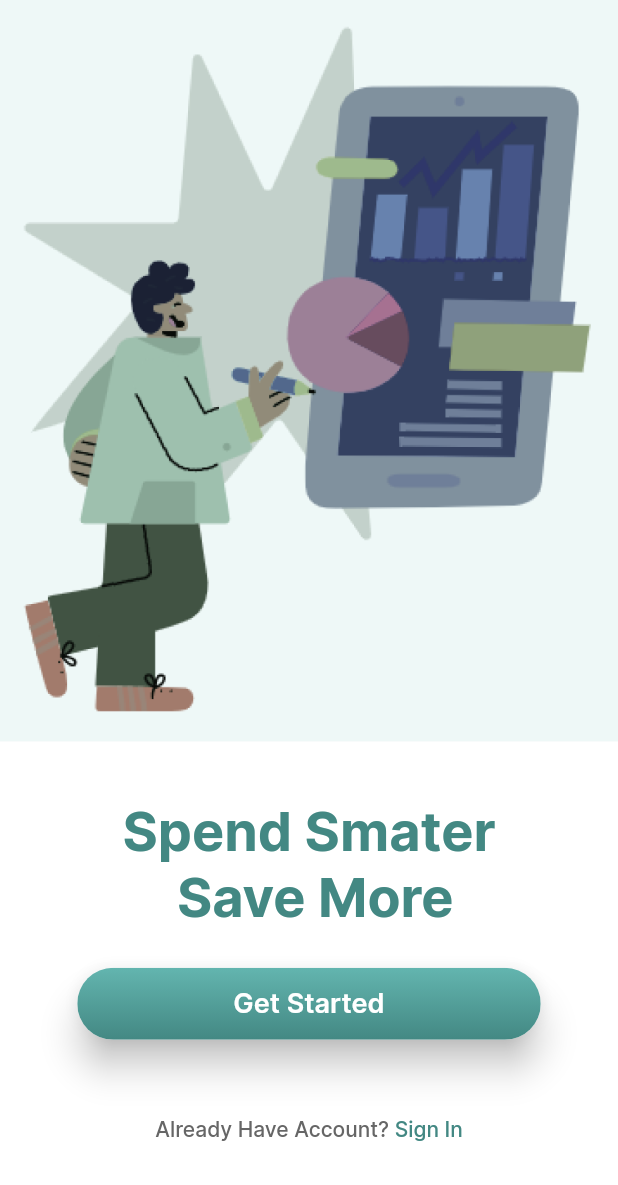
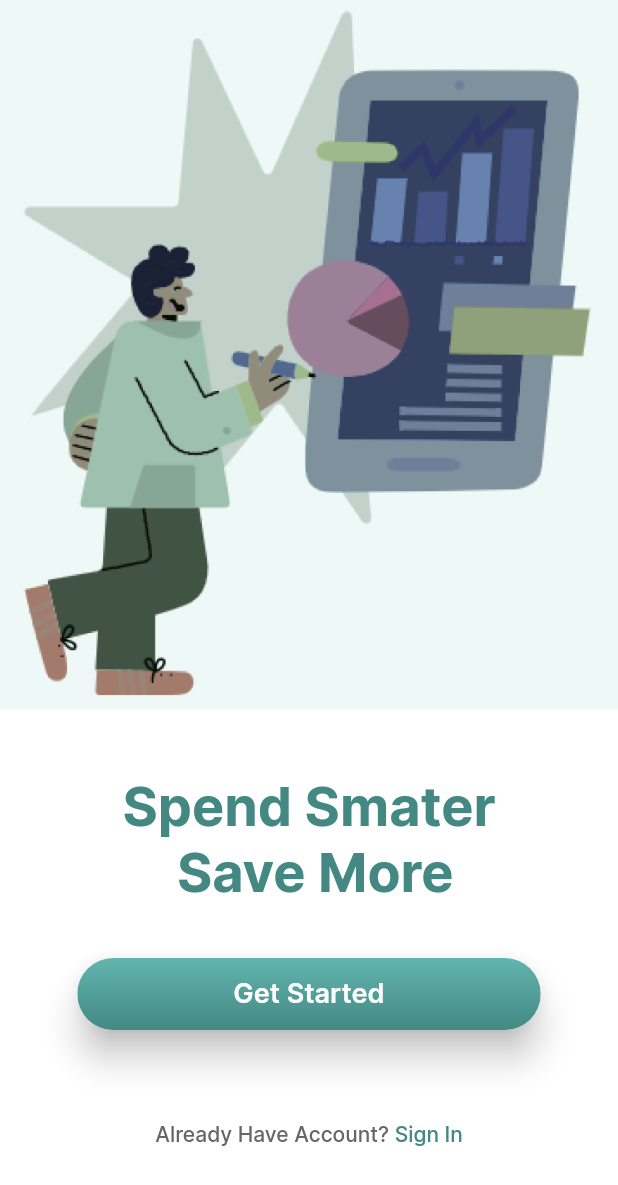
Before and after one commit to thak1996/flutter_financy_app, a Flutter app: the OnBoardingPage screen opened directly, on a phone screen of 412 x 824 dp. Shown: the top 1185 px of the screen. Run offline on Flutter 3.47's test engine with Material 2 defaults, Android fonts, the light colour scheme and no system bars.

Commit message:
navegação

```diff
--- /dev/null
+++ b/lib/app/common/constants/routes.dart
@@ -0,0 +1,7 @@
+class NamedRoute {
+  NamedRoute._();
+
+  static const String initial = "/";
+  static const String splash = "/splash/";
+  static const String signUp = "/sign_up/";
+}
--- a/lib/app/common/widgets/custom_bottom_sheet.dart
+++ b/lib/app/common/widgets/custom_bottom_sheet.dart
@@ -9,6 +9,7 @@ Future<void> customModalBottomSheet(
   required String content,
   required String buttonText,
   VoidCallback? onPressed,
+  TextAlign? textAlign,
 }) {
   return showModalBottomSheet<void>(
     context: context,
@@ -38,6 +39,7 @@ Future<void> customModalBottomSheet(
                 horizontal: 32.0,
               ),
               child: Text(
+                textAlign: textAlign ?? TextAlign.start,
                 content,
                 style: AppTextStyles.mediumText18.copyWith(
                   color: AppColors.greenOne,
--- a/lib/app/services/mock_auth_service.dart
+++ b/lib/app/services/mock_auth_service.dart
@@ -17,7 +17,7 @@ class MockAuthService implements AuthService {
     await Future.delayed(const Duration(seconds: 2));
     try {
       if (password.startsWith('123')) {
-        throw Exception('Senha insegura.');
+        throw Exception();
       }
       return UserModel(
         id: email.hashCode,
@@ -26,7 +26,7 @@ class MockAuthService implements AuthService {
       );
     } catch (e) {
       if (password.startsWith('123')) {
-        throw 'Senha insegura. Digite uma senha forte';
+        throw 'Senha insegura. Digite uma senha forte.';
       }
       throw 'Não foi possível criar sua conta nesse momento. Tente mais tarde.';
     }
--- a/lib/app/view/authentication/onboarding/onboarding_page.dart
+++ b/lib/app/view/authentication/onboarding/onboarding_page.dart
@@ -1,7 +1,9 @@
 import 'package:flutter_financy_app/app/common/constants/app_colors.dart';
 import 'package:flutter_financy_app/app/common/constants/app_text_styles.dart';
+import 'package:flutter_financy_app/app/common/constants/routes.dart';
 import 'package:flutter_financy_app/app/common/widgets/multi_text_button.dart';
 import 'package:flutter_financy_app/app/common/widgets/primary_button.dart';
+import 'package:flutter_financy_app/app/view/authentication/sign_up/sign_up_page.dart';
 import 'package:flutter/material.dart';
 import 'dart:developer';
 
@@ -11,21 +13,20 @@ class OnBoardingPage extends StatelessWidget {
   @override
   Widget build(BuildContext context) {
     return Scaffold(
+      backgroundColor: AppColors.white,
       body: ListView(
         physics: const BouncingScrollPhysics(),
         children: [
-          _imageOnboarding( context),
-          _infosOnboarding( context),
+          _imageOnboarding(),
+          _infosOnboarding(context),
         ],
       ),
     );
   }
 }
 
-Container _imageOnboarding(BuildContext context) {
+Container _imageOnboarding() {
   return Container(
-    height: MediaQuery.of(context).size.height * .6,
-    width: double.infinity,
     color: AppColors.iceWhite,
     padding: const EdgeInsets.all(6),
     child: Image.asset('assets/images/onboarding_img.png'),
@@ -34,35 +35,14 @@ Container _imageOnboarding(BuildContext context) {
 
 Container _infosOnboarding(BuildContext context) {
   return Container(
-    padding: const EdgeInsets.symmetric(horizontal: 20, vertical: 30),
+    padding: const EdgeInsets.only(top: 30),
     height: MediaQuery.of(context).size.height * .4,
-    color: AppColors.white,
-    width: double.infinity,
     child: Column(
       mainAxisAlignment: MainAxisAlignment.spaceAround,
       children: [
         _textTitle(),
-        PrimaryButton(
-          text: 'Get Started',
-          onPressed: () => log('Button'),
-        ),
-        MultiTextButton(
-          onPressed: () => log('button'),
-          children: [
-            Text(
-              'Already Have Account? ',
-              style: AppTextStyles.smallText.apply(
-                color: AppColors.lightGrey,
-              ),
-            ),
-            Text(
-              'Sign In',
-              style: AppTextStyles.smallText.apply(
-                color: AppColors.greenTwo,
-              ),
-            ),
-          ],
-        ),
+        _buttonOnboarding(context),
+        _textButton(),
       ],
     ),
   );
@@ -77,3 +57,26 @@ Text _textTitle() {
     ),
   );
 }
+
+PrimaryButton _buttonOnboarding(context) {
+  return PrimaryButton(
+    text: 'Get Started',
+    onPressed: () => Navigator.pushNamed(context, NamedRoute.signUp),
+  );
+}
+
+MultiTextButton _textButton() {
+  return MultiTextButton(
+    onPressed: () => log('button'),
+    children: [
+      Text(
+        'Already Have Account? ',
+        style: AppTextStyles.smallText.apply(color: AppColors.lightGrey),
+      ),
+      Text(
+        'Sign In',
+        style: AppTextStyles.smallText.apply(color: AppColors.greenTwo),
+      ),
+    ],
+  );
+}
--- a/lib/app/view/authentication/sign_up/sing_up_controller.dart
+++ b/lib/app/view/authentication/sign_up/sing_up_controller.dart
@@ -4,6 +4,7 @@ import 'package:flutter_financy_app/app/view/authentication/sign_up/sing_up_stat
 
 class SingUpController extends ChangeNotifier {
   SingUpController(this._service);
+
   final AuthService _service;
 
   SignUpState _state = SingUpInitialState();
@@ -22,7 +23,7 @@ class SingUpController extends ChangeNotifier {
   }) async {
     _changeState(SingUpLoadingState());
     try {
-      _service.signUp(
+      await _service.signUp(
         name: name,
         email: email,
         password: password,
--- a/lib/app/view/authentication/sign_up/sing_up_state.dart
+++ b/lib/app/view/authentication/sign_up/sing_up_state.dart
@@ -8,5 +8,6 @@ class SingUpSucessState extends SignUpState {}
 
 class SingUpErrorState extends SignUpState {
   SingUpErrorState(this.message);
+
   final String message;
 }
--- a/lib/main.dart
+++ b/lib/main.dart
@@ -1,4 +1,6 @@
 import 'package:flutter/material.dart';
 import 'package:flutter_financy_app/app/app.dart';
 
-void main() => runApp(const AppWidget());
+void main() {
+  runApp(const AppWidget());
+}
```
Also changed, not shown: lib/app/app.dart (+11 -3 lines), lib/app/view/authentication/sign_up/sign_up_page.dart (+7 -6 lines), lib/app/view/authentication/splash/splash_page.dart (+32 -3 lines).
